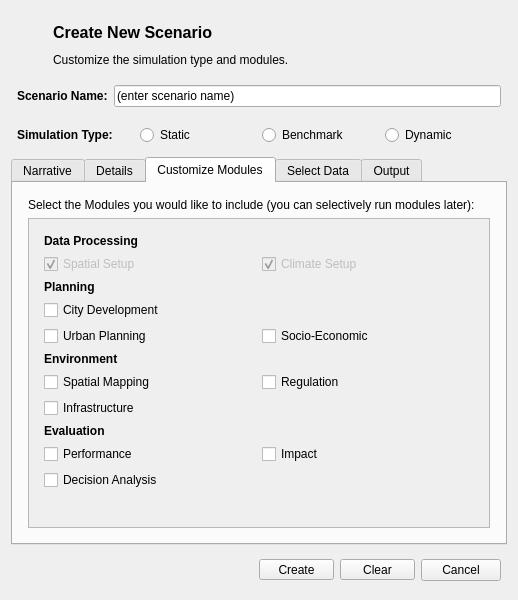
First picture: the form in gui/newscenario.ui, repository petermbach/urbanbeats-pss, before the edit.
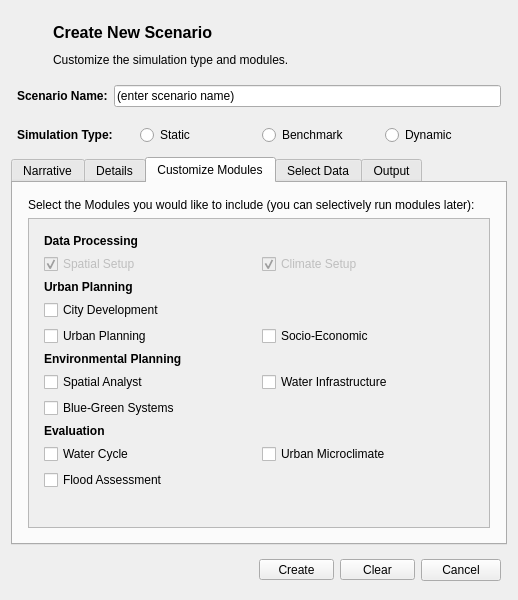
Second picture: the form after the edit. The open tabs and pages were chosen to show the change. Icons and pictures are not drawn.

Commit message: Reworked the main interface's module structure. We have a new list of modules: Spatial Delineation, Climate, Urban Development, Urban Form, Socio-Economic, Spatial Analyse, Water Infrastructure, Blue-Green Systems, Water Cycle, Microclimate and Flood. Updated module abbreviations and functionality across the main window and scenario creation. Now to implement templates for each module.

What changed in the file:
```diff
--- a/gui/newscenario.ui
+++ b/gui/newscenario.ui
@@ -570,7 +570,7 @@
                <item row="2" column="0">
                 <widget class="QLabel" name="descr_lbl3">
                  <property name="text">
-                  <string>&lt;html&gt;&lt;head/&gt;&lt;body&gt;&lt;p&gt;&lt;span style=&quot; font-weight:600;&quot;&gt;Planning&lt;/span&gt;&lt;/p&gt;&lt;/body&gt;&lt;/html&gt;</string>
+                  <string>&lt;html&gt;&lt;head/&gt;&lt;body&gt;&lt;p&gt;&lt;span style=&quot; font-weight:600;&quot;&gt;Urban Planning&lt;/span&gt;&lt;/p&gt;&lt;/body&gt;&lt;/html&gt;</string>
                  </property>
                 </widget>
                </item>
@@ -649,7 +649,7 @@
                <item row="5" column="0">
                 <widget class="QLabel" name="descr_lbl4">
                  <property name="text">
-                  <string>&lt;html&gt;&lt;head/&gt;&lt;body&gt;&lt;p&gt;&lt;span style=&quot; font-weight:600;&quot;&gt;Environment&lt;/span&gt;&lt;/p&gt;&lt;/body&gt;&lt;/html&gt;</string>
+                  <string>&lt;html&gt;&lt;head/&gt;&lt;body&gt;&lt;p&gt;&lt;span style=&quot; font-weight:600;&quot;&gt;Environmental Planning&lt;/span&gt;&lt;/p&gt;&lt;/body&gt;&lt;/html&gt;</string>
                  </property>
                 </widget>
                </item>
@@ -663,7 +663,7 @@
                <item row="6" column="0">
                 <widget class="QCheckBox" name="spatialmapping">
                  <property name="text">
-                  <string>Spatial Mapping</string>
+                  <string>Spatial Analyst</string>
                  </property>
                  <property name="icon">
                   <iconset resource="../graphics/ubeats.qrc">
@@ -672,31 +672,31 @@
                 </widget>
                </item>
                <item row="6" column="1">
-                <widget class="QCheckBox" name="regulation">
-                 <property name="text">
-                  <string>Regulation</string>
-                 </property>
-                 <property name="icon">
-                  <iconset resource="../graphics/ubeats.qrc">
-                   <normaloff>:/icons/Actions-view-pim-tasks-icon.png</normaloff>:/icons/Actions-view-pim-tasks-icon.png</iconset>
-                 </property>
-                </widget>
-               </item>
-               <item row="7" column="0">
                 <widget class="QCheckBox" name="infrastructure">
                  <property name="text">
-                  <string>Infrastructure</string>
+                  <string>Water Infrastructure</string>
                  </property>
                  <property name="icon">
                   <iconset resource="../graphics/ubeats.qrc">
-                   <normaloff>:/icons/Bench-icon.png</normaloff>:/icons/Bench-icon.png</iconset>
+                   <normaloff>:/images/images/md_infrastructure.png</normaloff>:/images/images/md_infrastructure.png</iconset>
+                 </property>
+                </widget>
+               </item>
+               <item row="7" column="0">
+                <widget class="QCheckBox" name="bluegreen">
+                 <property name="text">
+                  <string>Blue-Green Systems</string>
+                 </property>
+                 <property name="icon">
+                  <iconset resource="../graphics/ubeats.qrc">
+                   <normaloff>:/icons/Tree-icon.png</normaloff>:/icons/Tree-icon.png</iconset>
                  </property>
                 </widget>
                </item>
                <item row="9" column="0">
                 <widget class="QCheckBox" name="performance">
                  <property name="text">
-                  <string>Performance</string>
+                  <string>Water Cycle</string>
                  </property>
                  <property name="icon">
                   <iconset resource="../graphics/ubeats.qrc">
@@ -707,7 +707,7 @@
                <item row="10" column="0">
                 <widget class="QCheckBox" name="decisionanalysis">
                  <property name="text">
-                  <string>Decision Analysis</string>
+                  <string>Flood Assessment</string>
                  </property>
                  <property name="icon">
                   <iconset resource="../graphics/ubeats.qrc">
@@ -718,7 +718,7 @@
                <item row="9" column="1">
                 <widget class="QCheckBox" name="impact">
                  <property name="text">
-                  <string>Impact</string>
+                  <string>Urban Microclimate</string>
                  </property>
                  <property name="icon">
                   <iconset resource="../graphics/ubeats.qrc">
```
Left out of the diff: 12 changed lines with no effect on the pictures. The commit also changes 8 other files.
